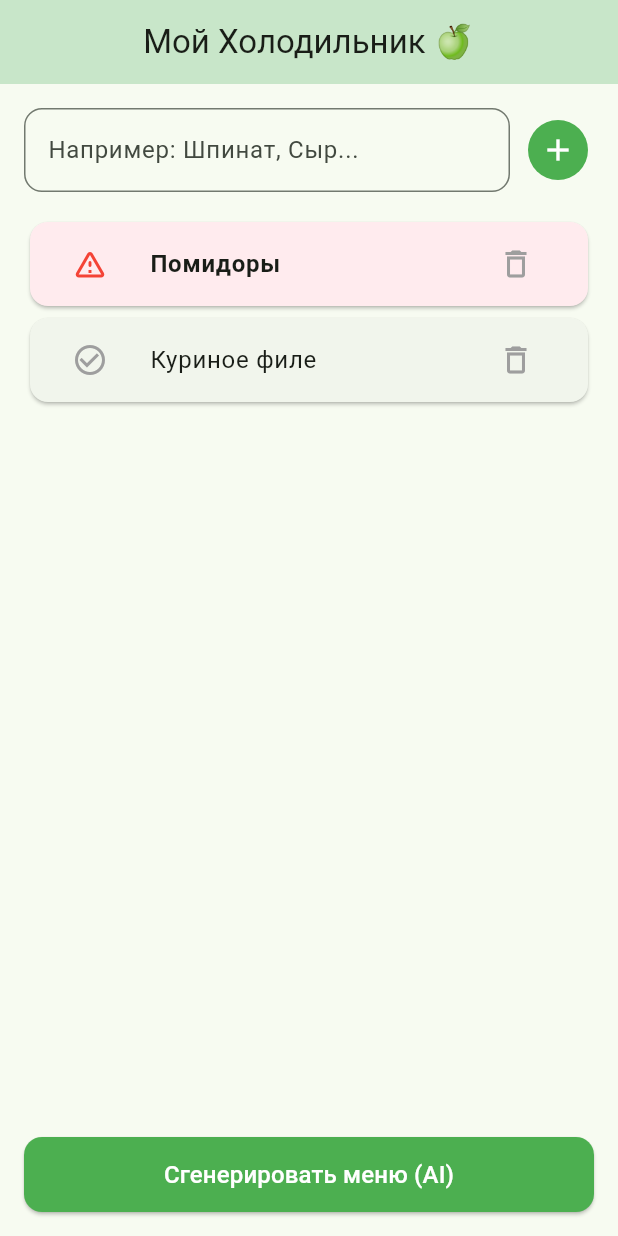
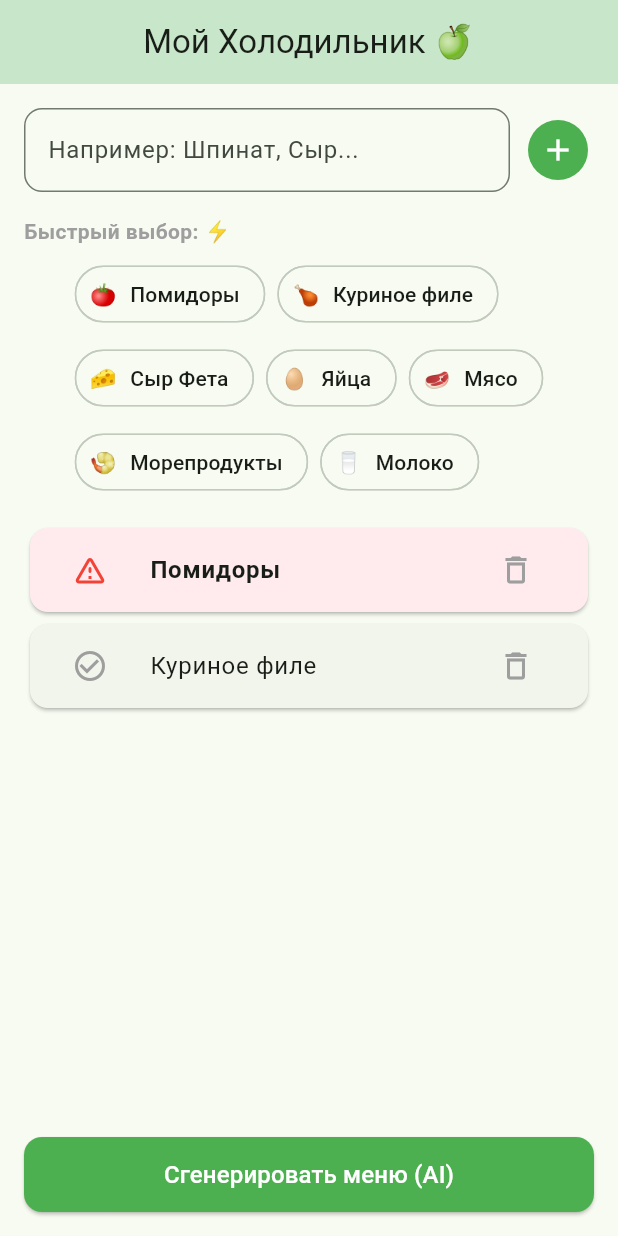
Before and after one commit to cherrydan/zero_waste_chef, a Flutter app: the screen it shows after launch, on a phone screen of 412 x 824 dp. Run offline on Flutter 3.47's test engine with Material 3 defaults, Android fonts, the phone set to English and light mode, and no system bars.

Commit message:
feat: implement quick popular products selection via Wrap and ActionChip

```diff
--- a/lib/screens/fridge_screen.dart
+++ b/lib/screens/fridge_screen.dart
@@ -8,6 +8,16 @@ class Ingredient {
 
   Ingredient({required this.name, this.isUrgent = false});
 }
+
+// Популярные продукты в виде иконок для быстрого добавления
+class PopularProduct {
+  final String name;
+  final String emoji;
+
+  PopularProduct({required this.name, required this.emoji});
+}
+
+
 
 class FridgeScreen extends StatefulWidget {
   const FridgeScreen({super.key});
@@ -23,6 +33,17 @@ class _FridgeScreenState extends State<FridgeScreen> {
     Ingredient(name: 'Куриное филе'),
   ];
 
+final List<PopularProduct> _popularProducts = [
+  PopularProduct(name: 'Помидоры', emoji: '🍅'),
+  PopularProduct(name: 'Куриное филе', emoji: '🍗'),
+  PopularProduct(name: 'Сыр Фета', emoji: '🧀'),
+  PopularProduct(name: 'Яйца', emoji: '🥚'),
+
+  PopularProduct(name: 'Мясо', emoji: '🥩'),
+  PopularProduct(name: 'Морепродукты', emoji: '🍤'),
+  PopularProduct(name: 'Молоко', emoji: '🥛'),
+];
+
   // Контроллер для чтения текста из поля ввода
   final TextEditingController _controller = TextEditingController();
 
@@ -36,6 +57,17 @@ class _FridgeScreenState extends State<FridgeScreen> {
       _controller.clear();
     });
   }
+
+  // Добавляем новый ингридиент через меню популярных продуктов
+  void _addPopularProduct(PopularProduct product) {
+  setState(() {
+    // Добавь новый ингредиент в наш список _ingredients.
+    // Имя ингредиента должно браться из product.name.
+    _ingredients.add(Ingredient(name: product.name));
+
+  });
+}
+
 
   // Функция удаления продукта
   void _removeIngredient(int index) {
@@ -59,7 +91,7 @@ class _FridgeScreenState extends State<FridgeScreen> {
     super.dispose();
   }
 
-  @override
+ @override
   Widget build(BuildContext context) {
     return Scaffold(
       appBar: AppBar(
@@ -95,10 +127,38 @@ class _FridgeScreenState extends State<FridgeScreen> {
             ),
             const SizedBox(height: 16),
 
+            // Маленький красивый заголовок для блока быстрых кнопок
+            const Align(
+              alignment: Alignment.centerLeft,
+              child: Text(
+                'Быстрый выбор: ⚡️',
+                style: TextStyle(fontSize: 14, fontWeight: FontWeight.bold, color: Colors.grey),
+              ),
+            ),
+            const SizedBox(height: 8),
+
+            // Наш исправленный Wrap без лишних скобок
+            Wrap(
+              spacing: 8.0,
+              runSpacing: 8.0,
+              children: [
+                for (int i = 0; i < _popularProducts.length; i++)
+                  ActionChip(
+                    avatar: Text(_popularProducts[i].emoji),
+                    label: Text(_popularProducts[i].name),
+                    onPressed: () => _addPopularProduct(_popularProducts[i]),
+                    shape: RoundedRectangleBorder(
+                      borderRadius: BorderRadius.circular(20),
+                    ),
+                  ),
+              ],
+            ),
+            const SizedBox(height: 16),
+
             // Список добавленных продуктов
             Expanded(
               child: _ingredients.isEmpty
-                  ? const Center(child: Text('В холодильнике пока пусто 🏜️'))
+                  ? const Center(child: Text('В холодильнике пока пусто 🏜'))
                   : ListView.builder(
                       itemCount: _ingredients.length,
                       itemBuilder: (context, index) {
@@ -106,7 +166,6 @@ class _FridgeScreenState extends State<FridgeScreen> {
                         return Card(
                           color: item.isUrgent ? Colors.red.shade50 : null,
                           child: ListTile(
-                            // Иконка срочности (меняет цвет при тапе)
                             leading: IconButton(
                               icon: Icon(
                                 item.isUrgent ? Icons.warning_amber_rounded : Icons.check_circle_outline,
@@ -120,7 +179,6 @@ class _FridgeScreenState extends State<FridgeScreen> {
                                 fontWeight: item.isUrgent ? FontWeight.bold : FontWeight.normal,
                               ),
                             ),
-                            // Кнопка удаления
                             trailing: IconButton(
                               icon: const Icon(Icons.delete_outline, color: Colors.grey),
                               onPressed: () => _removeIngredient(index),
@@ -137,7 +195,6 @@ class _FridgeScreenState extends State<FridgeScreen> {
               height: 50,
               child: ElevatedButton(
                 onPressed: () {
-
                   Navigator.push(
                     context,
                     MaterialPageRoute(
```
